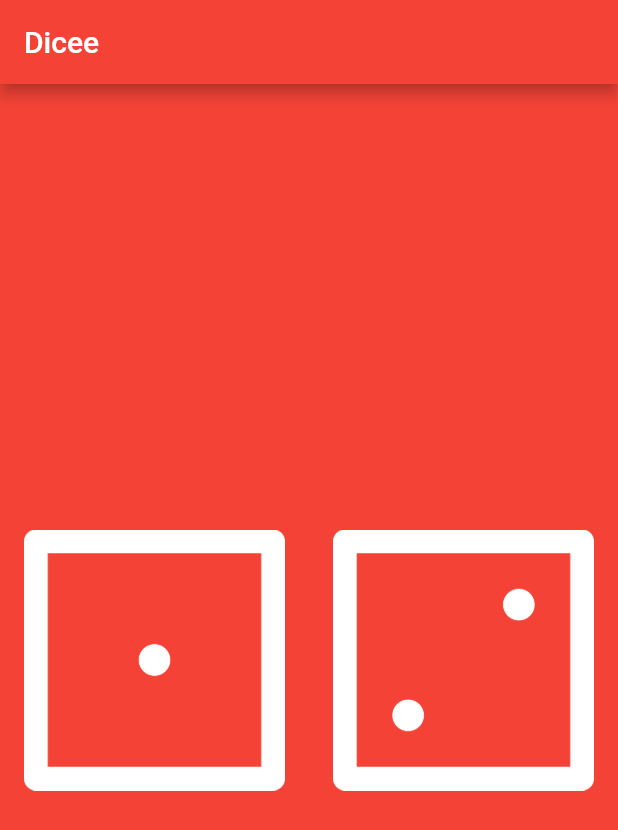
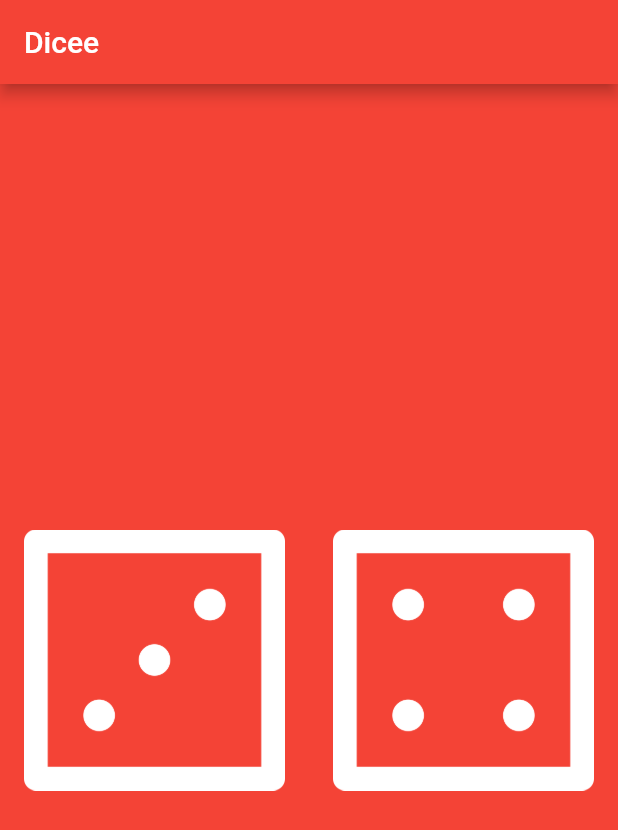
Before and after one commit to eclairsameal/FlutterDevelopmentBootcamp, a Flutter app: the screen it shows after launch, on a phone screen of 412 x 824 dp. Shown: the top 830 px of the screen. Run offline on Flutter 3.47's test engine with Material 2 defaults, Android fonts, the phone set to English and light mode, and no system bars.

```diff
--- a/dicee-flutter-master/lib/main.dart
+++ b/dicee-flutter-master/lib/main.dart
@@ -16,8 +16,12 @@ void main() {
 }
 
 class DicePage extends StatelessWidget {
+  // var leftDiceNumber = 1;  // 熱載入不會重新加載這裡
+  // var rightDiceNumber = 1;
   @override
-  Widget build(BuildContext context) {
+  Widget build(BuildContext context) {  // 熱載入只會在這個區間內
+    var leftDiceNumber = 3;
+    var rightDiceNumber = 4;
     return Center(
       child: Row(
         children: <Widget>[
@@ -30,7 +34,7 @@ class DicePage extends StatelessWidget {
               onPressed: (){
                 print("Left button got pressed.");
               },
-              child: Image.asset('images/dice1.png'),
+              child: Image.asset('images/dice$leftDiceNumber.png'),
             ),
           ),
           Expanded(
@@ -42,7 +46,7 @@ class DicePage extends StatelessWidget {
               onPressed: (){
                 print("Right button got pressed.");
               },
-              child: Image.asset('images/dice2.png'),
+              child: Image.asset('images/dice$rightDiceNumber.png'),
             ),
           ),
         ],
```
